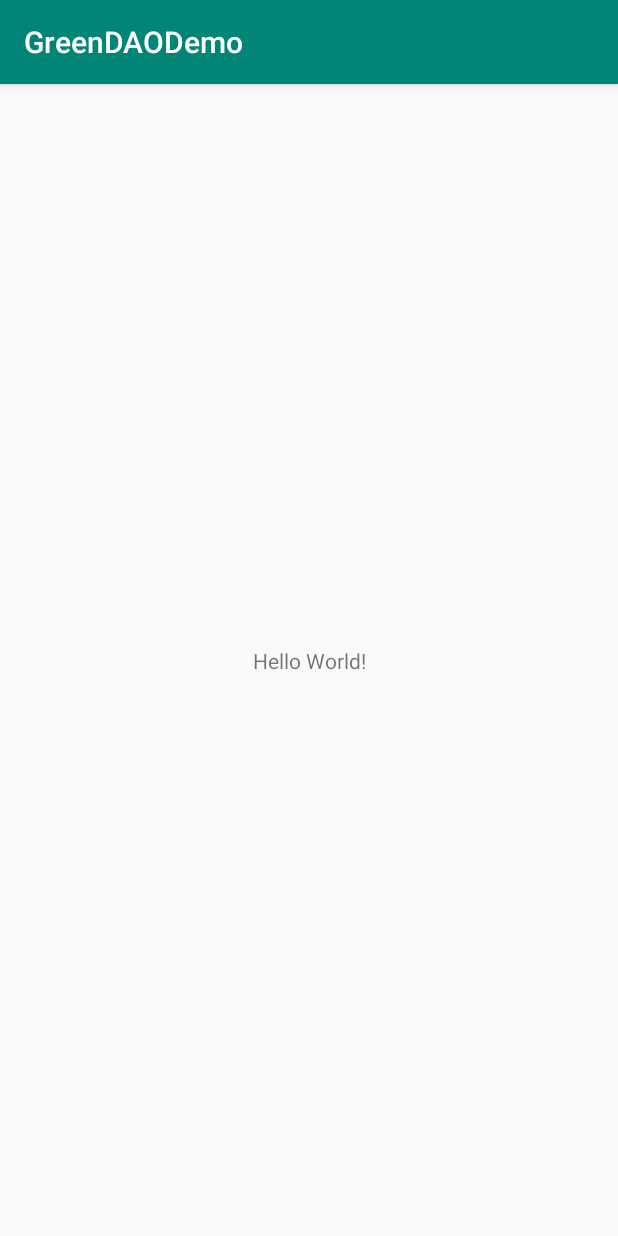
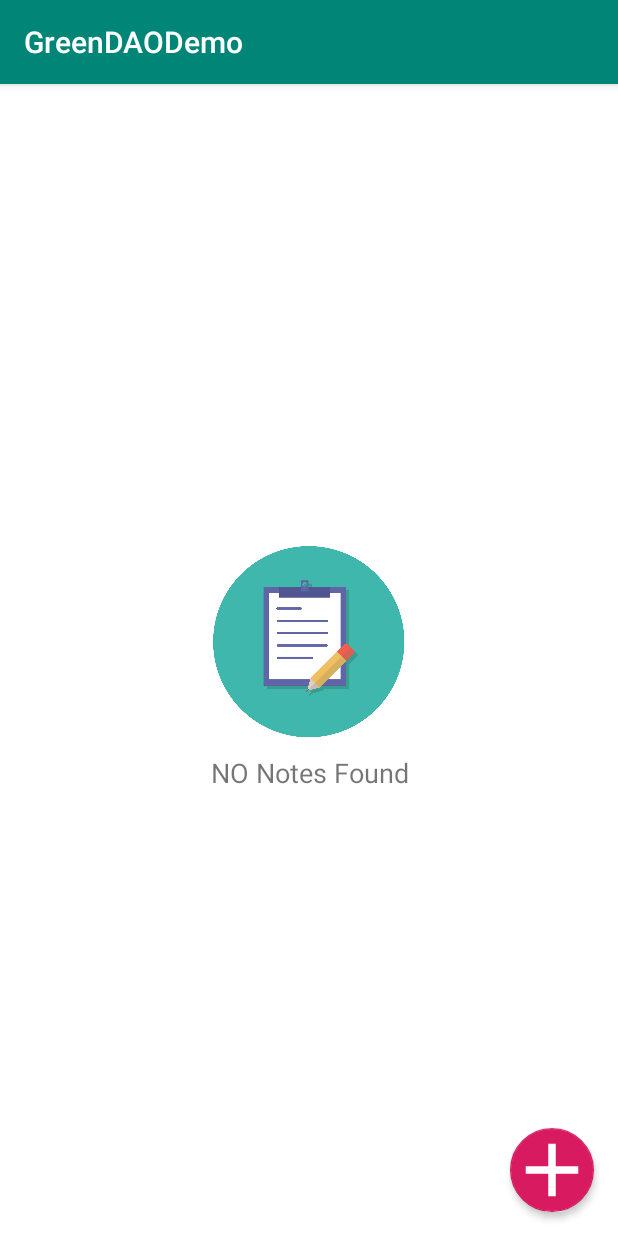
Before and after one commit to deepakgupta7403/GreenDAODemo, an Android app: the screen it shows after launch (MainActivity before the commit, ViewNoteActivity after it), on a phone screen of 412 x 824 dp. Run offline under Robolectric (Android 15) with nearby library versions, the phone set to English and light mode, and no system bars.

Commit message:
View Notes UI Created and some required dependencies added DG commit

```diff
--- a/app/src/main/AndroidManifest.xml
+++ b/app/src/main/AndroidManifest.xml
@@ -9,7 +9,7 @@
         android:roundIcon="@mipmap/ic_launcher_round"
         android:supportsRtl="true"
         android:theme="@style/AppTheme">
-        <activity android:name=".activity.MainActivity">
+        <activity android:name=".activity.ViewNoteActivity">
             <intent-filter>
                 <action android:name="android.intent.action.MAIN" />
 
--- a/app/src/main/java/com/app/greendaodemo/activity/MainActivity.java
+++ b/app/src/main/java/com/app/greendaodemo/activity/ViewNoteActivity.java
@@ -6,11 +6,11 @@ import android.os.Bundle;
 
 import com.app.greendaodemo.R;
 
-public class MainActivity extends AppCompatActivity {
+public class ViewNoteActivity extends AppCompatActivity {
 
     @Override
     protected void onCreate(Bundle savedInstanceState) {
         super.onCreate(savedInstanceState);
-        setContentView(R.layout.activity_main);
+        setContentView(R.layout.activity_view_note);
     }
 }
--- /dev/null
+++ b/app/src/main/res/drawable/icon_add_white.xml
@@ -0,0 +1,5 @@
+<vector android:height="24dp" android:tint="#FFFFFF"
+    android:viewportHeight="24.0" android:viewportWidth="24.0"
+    android:width="24dp" xmlns:android="http://schemas.android.com/apk/res/android">
+    <path android:fillColor="#FF000000" android:pathData="M19,13h-6v6h-2v-6H5v-2h6V5h2v6h6v2z"/>
+</vector>
--- a/app/src/main/res/layout/activity_main.xml
+++ /dev/null
@@ -1,18 +0,0 @@
-<?xml version="1.0" encoding="utf-8"?>
-<androidx.constraintlayout.widget.ConstraintLayout xmlns:android="http://schemas.android.com/apk/res/android"
-    xmlns:app="http://schemas.android.com/apk/res-auto"
-    xmlns:tools="http://schemas.android.com/tools"
-    android:layout_width="match_parent"
-    android:layout_height="match_parent"
-    tools:context=".activity.MainActivity">
-
-    <TextView
-        android:layout_width="wrap_content"
-        android:layout_height="wrap_content"
-        android:text="Hello World!"
-        app:layout_constraintBottom_toBottomOf="parent"
-        app:layout_constraintLeft_toLeftOf="parent"
-        app:layout_constraintRight_toRightOf="parent"
-        app:layout_constraintTop_toTopOf="parent" />
-
-</androidx.constraintlayout.widget.ConstraintLayout>
--- /dev/null
+++ b/app/src/main/res/layout/activity_view_note.xml
@@ -0,0 +1,48 @@
+<?xml version="1.0" encoding="utf-8"?>
+<RelativeLayout xmlns:android="http://schemas.android.com/apk/res/android"
+    xmlns:tools="http://schemas.android.com/tools"
+    android:layout_width="match_parent"
+    android:layout_height="match_parent"
+    xmlns:app="http://schemas.android.com/apk/res-auto"
+    android:background="@color/white"
+    tools:context=".activity.ViewNoteActivity">
+
+    <LinearLayout
+        android:id="@+id/ll_no_notes_found"
+        android:layout_width="match_parent"
+        android:layout_height="match_parent"
+        android:gravity="center"
+        android:orientation="vertical">
+
+        <ImageView
+            android:layout_width="150dp"
+            android:layout_height="150dp"
+            android:src="@drawable/note_icon"
+            android:contentDescription="@string/notes_desc"/>
+
+        <TextView
+            android:layout_width="match_parent"
+            android:layout_height="wrap_content"
+            android:text="@string/no_notes_found"
+            android:textSize="18sp"
+            android:gravity="center"/>
+    </LinearLayout>
+
+    <androidx.recyclerview.widget.RecyclerView
+        android:id="@+id/rv_view_notes"
+        android:layout_width="match_parent"
+        android:layout_height="match_parent"
+        android:visibility="gone"/>
+
+    <com.google.android.material.floatingactionbutton.FloatingActionButton
+        android:layout_width="wrap_content"
+        android:layout_height="wrap_content"
+        app:fabSize="normal"
+        android:layout_alignParentBottom="true"
+        android:layout_alignParentRight="true"
+        android:layout_margin="@dimen/pad_16dp"
+        app:srcCompat="@drawable/icon_add_white"
+        app:elevation="@dimen/pad_3dp" />
+
+
+</RelativeLayout>
--- a/app/src/main/res/values/colors.xml
+++ b/app/src/main/res/values/colors.xml
@@ -3,4 +3,6 @@
     <color name="colorPrimary">#008577</color>
     <color name="colorPrimaryDark">#00574B</color>
     <color name="colorAccent">#D81B60</color>
+
+    <color name="white">#FFFFFF</color>
 </resources>
--- a/app/src/main/res/values/strings.xml
+++ b/app/src/main/res/values/strings.xml
@@ -1,3 +1,6 @@
 <resources>
     <string name="app_name">GreenDAODemo</string>
+
+    <string name="no_notes_found">NO Notes Found</string>
+    <string name="notes_desc">Notes icon</string>
 </resources>
```
Also changed, not shown: app/build.gradle (+19 -0 lines), app/src/main/java/com/app/greendaodemo/model/NoteModel.java (+14 -0 lines), app/src/main/res/values/dimen.xml (added, +387 -0 lines), app/src/main/res/drawable/note_icon.png (added).
